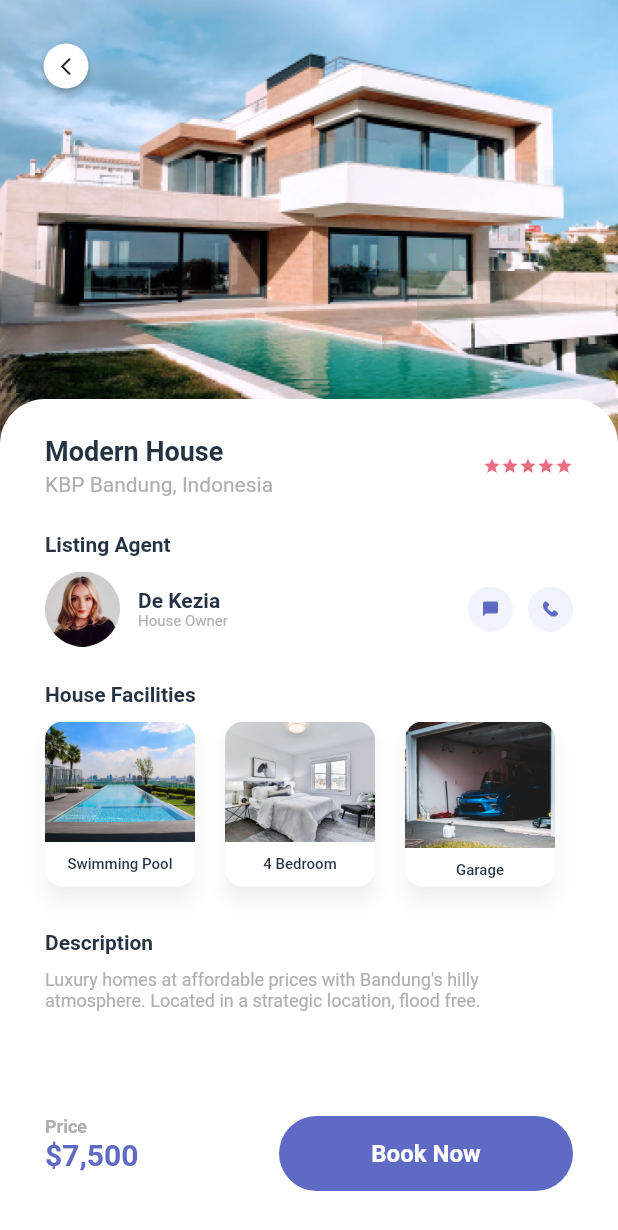
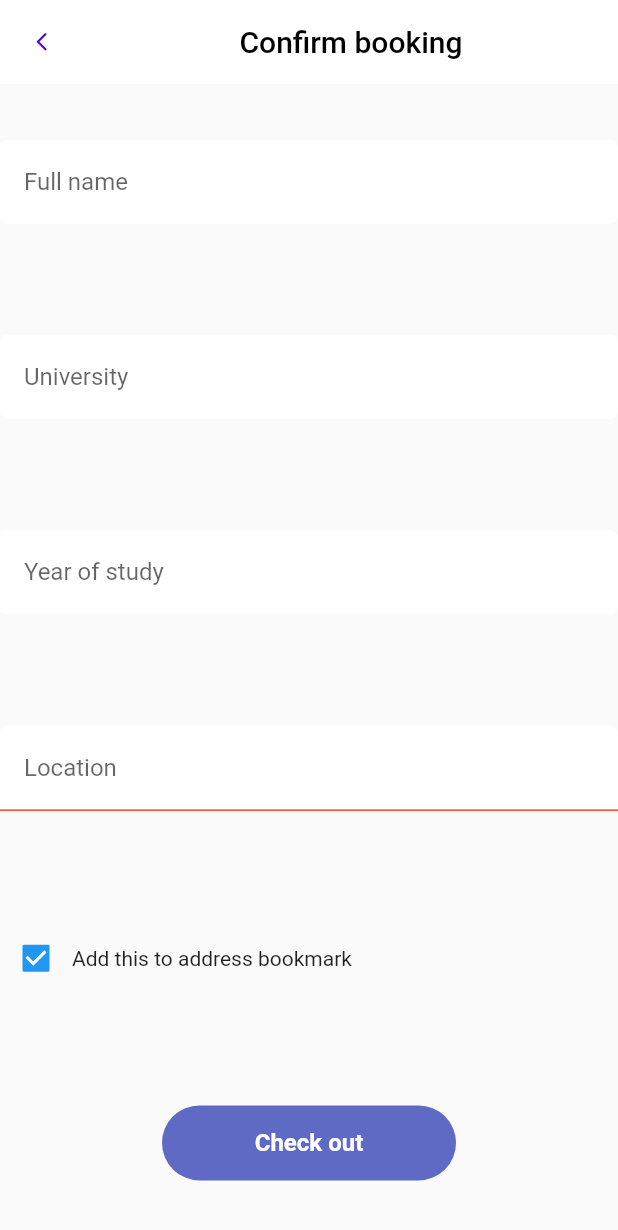
Before and after one commit to makangachristopher/hostelbooking_app, a Flutter app: the DetailPage screen opened directly, after a tap on "Book Now", on a phone screen of 412 x 824 dp. Shown: the top 1230 px of the screen. Run offline on Flutter 3.47's test engine with Material 2 defaults, Android fonts, the phone set to English and light mode, and no system bars; our stand-ins replace badges, cached_network_image, carousel_slider, cloud_firestore, country_code_picker, firebase_auth and 2 more; accounts and stored records are empty; network calls fail.

Commit message:
new pages

```diff
--- /dev/null
+++ b/lib/screens/confirm_booking.dart
@@ -0,0 +1,125 @@
+import 'package:hotel_booking/theme.dart';
+import 'package:flutter/material.dart';
+import 'package:hotel_booking/screens/payment_screen.dart';
+
+class ConfirmBookingPage extends StatelessWidget {
+  @override
+  Widget build(BuildContext context) {
+    return MaterialApp(
+      home: Scaffold(
+        appBar: AppBar(
+            backgroundColor: Colors.white,
+            elevation: 0.0,
+            title: const Center(
+              child: Text(
+                'Confirm booking',
+                style: TextStyle(color: Colors.black),
+              ),
+            ),
+            leading: IconButton(
+              icon: const Icon(
+                Icons.arrow_back_ios_rounded,
+                color: Color(0xff4d01ca),
+                size: 15.0,
+              ),
+              onPressed: () {
+                Navigator.pop(context);
+              },
+            )),
+        body: SizedBox(
+          height: 900,
+          child: Column(
+            mainAxisAlignment: MainAxisAlignment.spaceAround,
+            crossAxisAlignment: CrossAxisAlignment.start,
+            children: <Widget>[
+              Container(
+                padding: EdgeInsets.only(left: 16.0, top: 4.0, bottom: 4.0),
+                decoration: BoxDecoration(
+                  borderRadius: BorderRadius.all(Radius.circular(5)),
+                  color: Colors.white,
+                ),
+                child: TextField(
+                  decoration: InputDecoration(
+                      border: InputBorder.none, hintText: 'Full name'),
+                ),
+              ),
+              Container(
+                padding: EdgeInsets.only(left: 16.0, top: 4.0, bottom: 4.0),
+                decoration: BoxDecoration(
+                  borderRadius: BorderRadius.all(Radius.circular(5)),
+                  color: Colors.white,
+                ),
+                child: TextField(
+                  decoration: InputDecoration(
+                      border: InputBorder.none, hintText: 'University'),
+                ),
+              ),
+              Container(
+                padding: EdgeInsets.only(left: 16.0, top: 4.0, bottom: 4.0),
+                decoration: BoxDecoration(
+                  borderRadius: BorderRadius.all(Radius.circular(5)),
+                  color: Colors.white,
+                ),
+                child: TextField(
+                  decoration: InputDecoration(
+                      border: InputBorder.none, hintText: 'Year of study'),
+                ),
+              ),
+              ClipRRect(
+                borderRadius: BorderRadius.only(
+                    topLeft: Radius.circular(5), topRight: Radius.circular(5)),
+                child: Container(
+                  padding: EdgeInsets.only(left: 16.0, top: 4.0, bottom: 4.0),
+                  decoration: BoxDecoration(
+                    border:
+                        Border(bottom: BorderSide(color: Colors.red, width: 1)),
+                    color: Colors.white,
+                  ),
+                  child: TextField(
+                    decoration: InputDecoration(
+                        border: InputBorder.none, hintText: 'Location'),
+                  ),
+                ),
+              ),
+              Row(
+                children: <Widget>[
+                  Checkbox(
+                    value: true,
+                    onChanged: (_) {},
+                  ),
+                  Text('Add this to address bookmark')
+                ],
+              ),
+              // Spacer(),
+              Center(
+                child: MaterialButton(
+                  onPressed: () {
+                    Navigator.push(
+                      context,
+                      MaterialPageRoute(builder: (context) => CheckoutScreen()),
+                    );
+                  },
+                  color: purpleColor,
+                  minWidth: 196,
+                  height: 50,
+                  elevation: 0,
+                  shape: RoundedRectangleBorder(
+                    borderRadius: BorderRadius.circular(28),
+                  ),
+                  child: Text(
+                    "Check out",
+                    style: TextStyle(
+                      color: whiteColor,
+                      fontSize: 16,
+                      fontWeight: FontWeight.w600,
+                    ),
+                  ),
+                ),
+              )
+            ],
+          ),
+        ),
+      ),
+    );
+  }
+}
--- a/lib/screens/details_screen.dart
+++ b/lib/screens/details_screen.dart
@@ -1,4 +1,5 @@
 import 'package:flutter/material.dart';
+import 'package:hotel_booking/screens/confirm_booking.dart';
 import '../theme.dart';
 
 class DetailPage extends StatelessWidget {
@@ -236,7 +237,12 @@ class DetailPage extends StatelessWidget {
             ),
             Spacer(),
             MaterialButton(
-              onPressed: () {},
+              onPressed: () {
+                Navigator.push(
+                  context,
+                  MaterialPageRoute(builder: (context) => ConfirmBookingPage()),
+                );
+              },
               color: purpleColor,
               minWidth: 196,
               height: 50,
--- a/pubspec.yaml
+++ b/pubspec.yaml
@@ -23,6 +23,7 @@ dependencies:
   firebase_storage: ^11.0.16
   firebase_core: ^2.8.0
   image_picker: ^0.8.7
+  country_code_picker: ^3.0.0
 
 dev_dependencies:
   flutter_test:
```
Also changed, not shown: lib/screens/payment_screen.dart (added, +117 -0 lines), lib/theme.dart (+21 -0 lines).
